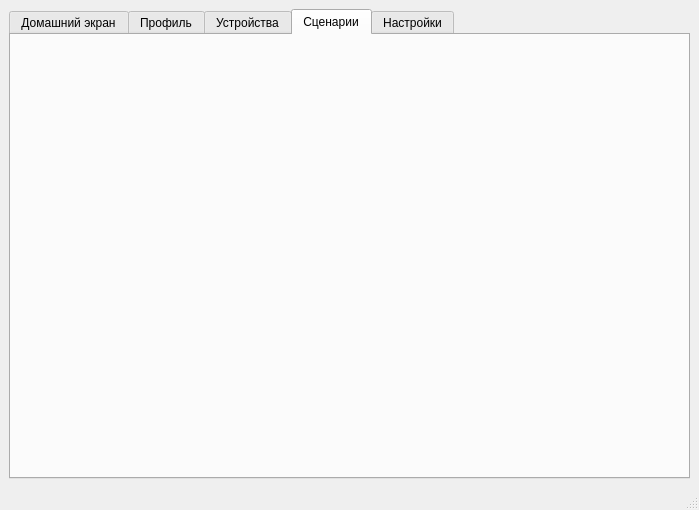
The window that mainwindow.ui (MrFireDeN/SmartHome) describes before a commit, drawn with Qt 5.
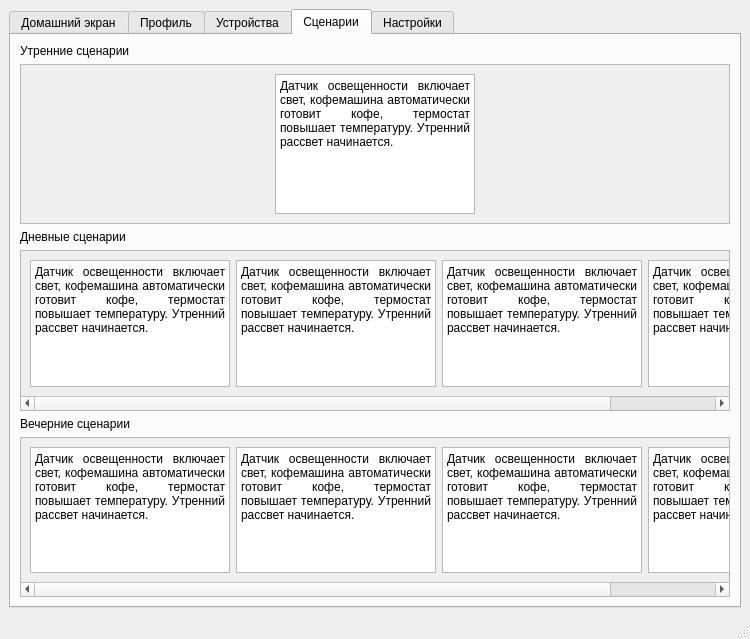
The same window after the commit. The open tabs and pages were chosen to show the change.

Commit message: init: создана вкладка сценарии

Patch:
```diff
--- a/mainwindow.ui
+++ b/mainwindow.ui
@@ -6,16 +6,16 @@
    <rect>
     <x>0</x>
     <y>0</y>
-    <width>699</width>
-    <height>510</height>
+    <width>750</width>
+    <height>639</height>
    </rect>
   </property>
   <property name="windowTitle">
    <string>Умный дом</string>
   </property>
   <widget class="QWidget" name="centralwidget">
-   <layout class="QGridLayout" name="gridLayout_3">
-    <item row="0" column="0">
+   <layout class="QHBoxLayout" name="horizontalLayout">
+    <item>
      <widget class="QTabWidget" name="tabWidget">
       <property name="currentIndex">
        <number>0</number>
@@ -239,6 +239,347 @@
        <attribute name="title">
         <string>Сценарии</string>
        </attribute>
+       <layout class="QVBoxLayout" name="verticalLayout_5">
+        <item>
+         <widget class="QLabel" name="labelMorningScript">
+          <property name="text">
+           <string>Утренние сценарии</string>
+          </property>
+         </widget>
+        </item>
+        <item>
+         <widget class="QScrollArea" name="scrollAreaMorningScript">
+          <property name="minimumSize">
+           <size>
+            <width>0</width>
+            <height>150</height>
+           </size>
+          </property>
+          <property name="widgetResizable">
+           <bool>true</bool>
+          </property>
+          <widget class="QWidget" name="scrollAreaWidgetMorningScript">
+           <property name="geometry">
+            <rect>
+             <x>0</x>
+             <y>0</y>
+             <width>708</width>
+             <height>149</height>
+            </rect>
+           </property>
+           <layout class="QHBoxLayout" name="horizontalLayout_5">
+            <item>
+             <widget class="QTextBrowser" name="morningScript_1">
+              <property name="minimumSize">
+               <size>
+                <width>200</width>
+                <height>0</height>
+               </size>
+              </property>
+              <property name="maximumSize">
+               <size>
+                <width>200</width>
+                <height>16777215</height>
+               </size>
+              </property>
+              <property name="autoFillBackground">
+               <bool>false</bool>
+              </property>
+              <property name="html">
+               <string>&lt;!DOCTYPE HTML PUBLIC &quot;-//W3C//DTD HTML 4.0//EN&quot; &quot;http://www.w3.org/TR/REC-html40/strict.dtd&quot;&gt;
+&lt;html&gt;&lt;head&gt;&lt;meta name=&quot;qrichtext&quot; content=&quot;1&quot; /&gt;&lt;meta charset=&quot;utf-8&quot; /&gt;&lt;style type=&quot;text/css&quot;&gt;
+p, li { white-space: pre-wrap; }
+hr { height: 1px; border-width: 0; }
+li.unchecked::marker { content: &quot;\2610&quot;; }
+li.checked::marker { content: &quot;\2612&quot;; }
+&lt;/style&gt;&lt;/head&gt;&lt;body style=&quot; font-family:'Segoe UI'; font-size:9pt; font-weight:400; font-style:normal;&quot;&gt;
+&lt;p align=&quot;justify&quot; style=&quot; margin-top:0px; margin-bottom:0px; margin-left:0px; margin-right:0px; -qt-block-indent:0; text-indent:0px;&quot;&gt;Датчик освещенности включает свет, кофемашина автоматически готовит кофе, термостат повышает температуру. Утренний рассвет начинается.&lt;/p&gt;&lt;/body&gt;&lt;/html&gt;</string>
+              </property>
+             </widget>
+            </item>
+           </layout>
+          </widget>
+         </widget>
+        </item>
+        <item>
+         <widget class="QLabel" name="labelDayScript">
+          <property name="text">
+           <string>Дневные сценарии</string>
+          </property>
+         </widget>
+        </item>
+        <item>
+         <widget class="QScrollArea" name="scrollAreaDayScript">
+          <property name="minimumSize">
+           <size>
+            <width>0</width>
+            <height>150</height>
+           </size>
+          </property>
+          <property name="widgetResizable">
+           <bool>true</bool>
+          </property>
+          <widget class="QWidget" name="scrollAreaWidgetDayScript">
+           <property name="geometry">
+            <rect>
+             <x>0</x>
+             <y>0</y>
+             <width>836</width>
+             <height>134</height>
+            </rect>
+           </property>
+           <layout class="QHBoxLayout" name="horizontalLayout_6">
+            <item>
+             <widget class="QTextBrowser" name="dayScript_1">
+              <property name="minimumSize">
+               <size>
+                <width>200</width>
+                <height>0</height>
+               </size>
+              </property>
+              <property name="maximumSize">
+               <size>
+                <width>200</width>
+                <height>16777215</height>
+               </size>
+              </property>
+              <property name="html">
+               <string>&lt;!DOCTYPE HTML PUBLIC &quot;-//W3C//DTD HTML 4.0//EN&quot; &quot;http://www.w3.org/TR/REC-html40/strict.dtd&quot;&gt;
+&lt;html&gt;&lt;head&gt;&lt;meta name=&quot;qrichtext&quot; content=&quot;1&quot; /&gt;&lt;meta charset=&quot;utf-8&quot; /&gt;&lt;style type=&quot;text/css&quot;&gt;
+p, li { white-space: pre-wrap; }
+hr { height: 1px; border-width: 0; }
+li.unchecked::marker { content: &quot;\2610&quot;; }
+li.checked::marker { content: &quot;\2612&quot;; }
+&lt;/style&gt;&lt;/head&gt;&lt;body style=&quot; font-family:'Segoe UI'; font-size:9pt; font-weight:400; font-style:normal;&quot;&gt;
+&lt;p align=&quot;justify&quot; style=&quot; margin-top:0px; margin-bottom:0px; margin-left:0px; margin-right:0px; -qt-block-indent:0; text-indent:0px;&quot;&gt;Датчик освещенности включает свет, кофемашина автоматически готовит кофе, термостат повышает температуру. Утренний рассвет начинается.&lt;/p&gt;&lt;/body&gt;&lt;/html&gt;</string>
+              </property>
+             </widget>
+            </item>
+            <item>
+             <widget class="QTextBrowser" name="dayScript_2">
+              <property name="minimumSize">
+               <size>
+                <width>200</width>
+                <height>0</height>
+               </size>
+              </property>
+              <property name="maximumSize">
+               <size>
+                <width>200</width>
+                <height>16777215</height>
+               </size>
+              </property>
+              <property name="html">
+               <string>&lt;!DOCTYPE HTML PUBLIC &quot;-//W3C//DTD HTML 4.0//EN&quot; &quot;http://www.w3.org/TR/REC-html40/strict.dtd&quot;&gt;
+&lt;html&gt;&lt;head&gt;&lt;meta name=&quot;qrichtext&quot; content=&quot;1&quot; /&gt;&lt;meta charset=&quot;utf-8&quot; /&gt;&lt;style type=&quot;text/css&quot;&gt;
+p, li { white-space: pre-wrap; }
+hr { height: 1px; border-width: 0; }
+li.unchecked::marker { content: &quot;\2610&quot;; }
+li.checked::marker { content: &quot;\2612&quot;; }
+&lt;/style&gt;&lt;/head&gt;&lt;body style=&quot; font-family:'Segoe UI'; font-size:9pt; font-weight:400; font-style:normal;&quot;&gt;
+&lt;p align=&quot;justify&quot; style=&quot; margin-top:0px; margin-bottom:0px; margin-left:0px; margin-right:0px; -qt-block-indent:0; text-indent:0px;&quot;&gt;Датчик освещенности включает свет, кофемашина автоматически готовит кофе, термостат повышает температуру. Утренний рассвет начинается.&lt;/p&gt;&lt;/body&gt;&lt;/html&gt;</string>
+              </property>
+             </widget>
+            </item>
+            <item>
+             <widget class="QTextBrowser" name="dayScript_3">
+              <property name="minimumSize">
+               <size>
+                <width>200</width>
+                <height>0</height>
+               </size>
+              </property>
+              <property name="maximumSize">
+               <size>
+                <width>200</width>
+                <height>16777215</height>
+               </size>
+              </property>
+              <property name="autoFillBackground">
+               <bool>false</bool>
+              </property>
+              <property name="html">
+               <string>&lt;!DOCTYPE HTML PUBLIC &quot;-//W3C//DTD HTML 4.0//EN&quot; &quot;http://www.w3.org/TR/REC-html40/strict.dtd&quot;&gt;
+&lt;html&gt;&lt;head&gt;&lt;meta name=&quot;qrichtext&quot; content=&quot;1&quot; /&gt;&lt;meta charset=&quot;utf-8&quot; /&gt;&lt;style type=&quot;text/css&quot;&gt;
+p, li { white-space: pre-wrap; }
+hr { height: 1px; border-width: 0; }
+li.unchecked::marker { content: &quot;\2610&quot;; }
+li.checked::marker { content: &quot;\2612&quot;; }
+&lt;/style&gt;&lt;/head&gt;&lt;body style=&quot; font-family:'Segoe UI'; font-size:9pt; font-weight:400; font-style:normal;&quot;&gt;
+&lt;p align=&quot;justify&quot; style=&quot; margin-top:0px; margin-bottom:0px; margin-left:0px; margin-right:0px; -qt-block-indent:0; text-indent:0px;&quot;&gt;Датчик освещенности включает свет, кофемашина автоматически готовит кофе, термостат повышает температуру. Утренний рассвет начинается.&lt;/p&gt;&lt;/body&gt;&lt;/html&gt;</string>
+              </property>
+             </widget>
+            </item>
+            <item>
+             <widget class="QTextBrowser" name="dayScript_4">
+              <property name="minimumSize">
+               <size>
+                <width>200</width>
+                <height>0</height>
+               </size>
+              </property>
+              <property name="maximumSize">
+               <size>
+                <width>200</width>
+                <height>16777215</height>
+               </size>
+              </property>
+              <property name="html">
+               <string>&lt;!DOCTYPE HTML PUBLIC &quot;-//W3C//DTD HTML 4.0//EN&quot; &quot;http://www.w3.org/TR/REC-html40/strict.dtd&quot;&gt;
+&lt;html&gt;&lt;head&gt;&lt;meta name=&quot;qrichtext&quot; content=&quot;1&quot; /&gt;&lt;meta charset=&quot;utf-8&quot; /&gt;&lt;style type=&quot;text/css&quot;&gt;
+p, li { white-space: pre-wrap; }
+hr { height: 1px; border-width: 0; }
+li.unchecked::marker { content: &quot;\2610&quot;; }
+li.checked::marker { content: &quot;\2612&quot;; }
+&lt;/style&gt;&lt;/head&gt;&lt;body style=&quot; font-family:'Segoe UI'; font-size:9pt; font-weight:400; font-style:normal;&quot;&gt;
+&lt;p align=&quot;justify&quot; style=&quot; margin-top:0px; margin-bottom:0px; margin-left:0px; margin-right:0px; -qt-block-indent:0; text-indent:0px;&quot;&gt;Датчик освещенности включает свет, кофемашина автоматически готовит кофе, термостат повышает температуру. Утренний рассвет начинается.&lt;/p&gt;&lt;/body&gt;&lt;/html&gt;</string>
+              </property>
+             </widget>
+            </item>
+           </layout>
+          </widget>
+         </widget>
+        </item>
+        <item>
+         <widget class="QLabel" name="labelEveningScript">
+          <property name="text">
+           <string>Вечерние сценарии</string>
+          </property>
+         </widget>
+        </item>
+        <item>
+         <widget class="QScrollArea" name="scrollAreaEveningScript">
+          <property name="minimumSize">
+           <size>
+            <width>0</width>
+            <height>150</height>
+           </size>
+          </property>
+          <property name="widgetResizable">
+           <bool>true</bool>
+          </property>
+          <widget class="QWidget" name="scrollAreaWidgetEveningScript">
+           <property name="geometry">
+            <rect>
+             <x>0</x>
+             <y>0</y>
+             <width>836</width>
+             <height>135</height>
+            </rect>
+           </property>
+           <layout class="QHBoxLayout" name="horizontalLayout_12">
+            <item>
+             <widget class="QTextBrowser" name="eveningScript_1">
+              <property name="minimumSize">
+               <size>
+                <width>200</width>
+                <height>0</height>
+               </size>
+              </property>
+              <property name="maximumSize">
+               <size>
+                <width>200</width>
+                <height>16777215</height>
+               </size>
+              </property>
+              <property name="autoFillBackground">
+               <bool>false</bool>
+              </property>
+              <property name="html">
+               <string>&lt;!DOCTYPE HTML PUBLIC &quot;-//W3C//DTD HTML 4.0//EN&quot; &quot;http://www.w3.org/TR/REC-html40/strict.dtd&quot;&gt;
+&lt;html&gt;&lt;head&gt;&lt;meta name=&quot;qrichtext&quot; content=&quot;1&quot; /&gt;&lt;meta charset=&quot;utf-8&quot; /&gt;&lt;style type=&quot;text/css&quot;&gt;
+p, li { white-space: pre-wrap; }
+hr { height: 1px; border-width: 0; }
+li.unchecked::marker { content: &quot;\2610&quot;; }
+li.checked::marker { content: &quot;\2612&quot;; }
+&lt;/style&gt;&lt;/head&gt;&lt;body style=&quot; font-family:'Segoe UI'; font-size:9pt; font-weight:400; font-style:normal;&quot;&gt;
+&lt;p align=&quot;justify&quot; style=&quot; margin-top:0px; margin-bottom:0px; margin-left:0px; margin-right:0px; -qt-block-indent:0; text-indent:0px;&quot;&gt;Датчик освещенности включает свет, кофемашина автоматически готовит кофе, термостат повышает температуру. Утренний рассвет начинается.&lt;/p&gt;&lt;/body&gt;&lt;/html&gt;</string>
+              </property>
+             </widget>
+            </item>
+            <item>
+             <widget class="QTextBrowser" name="eveningScript_2">
+              <property name="minimumSize">
+               <size>
+                <width>200</width>
+                <height>0</height>
+               </size>
+              </property>
+              <property name="maximumSize">
+               <size>
+                <width>200</width>
+                <height>16777215</height>
+               </size>
+              </property>
+              <property name="html">
+               <string>&lt;!DOCTYPE HTML PUBLIC &quot;-//W3C//DTD HTML 4.0//EN&quot; &quot;http://www.w3.org/TR/REC-html40/strict.dtd&quot;&gt;
+&lt;html&gt;&lt;head&gt;&lt;meta name=&quot;qrichtext&quot; content=&quot;1&quot; /&gt;&lt;meta charset=&quot;utf-8&quot; /&gt;&lt;style type=&quot;text/css&quot;&gt;
+p, li { white-space: pre-wrap; }
+hr { height: 1px; border-width: 0; }
+li.unchecked::marker { content: &quot;\2610&quot;; }
+li.checked::marker { content: &quot;\2612&quot;; }
+&lt;/style&gt;&lt;/head&gt;&lt;body style=&quot; font-family:'Segoe UI'; font-size:9pt; font-weight:400; font-style:normal;&quot;&gt;
+&lt;p align=&quot;justify&quot; style=&quot; margin-top:0px; margin-bottom:0px; margin-left:0px; margin-right:0px; -qt-block-indent:0; text-indent:0px;&quot;&gt;Датчик освещенности включает свет, кофемашина автоматически готовит кофе, термостат повышает температуру. Утренний рассвет начинается.&lt;/p&gt;&lt;/body&gt;&lt;/html&gt;</string>
+              </property>
+             </widget>
+            </item>
+            <item>
+             <widget class="QTextBrowser" name="eveningScript_3">
+              <property name="minimumSize">
+               <size>
+                <width>200</width>
+                <height>0</height>
+               </size>
+              </property>
+              <property name="maximumSize">
+               <size>
+                <width>200</width>
+                <height>16777215</height>
+               </size>
+              </property>
+              <property name="html">
+               <string>&lt;!DOCTYPE HTML PUBLIC &quot;-//W3C//DTD HTML 4.0//EN&quot; &quot;http://www.w3.org/TR/REC-html40/strict.dtd&quot;&gt;
+&lt;html&gt;&lt;head&gt;&lt;meta name=&quot;qrichtext&quot; content=&quot;1&quot; /&gt;&lt;meta charset=&quot;utf-8&quot; /&gt;&lt;style type=&quot;text/css&quot;&gt;
+p, li { white-space: pre-wrap; }
+hr { height: 1px; border-width: 0; }
+li.unchecked::marker { content: &quot;\2610&quot;; }
+li.checked::marker { content: &quot;\2612&quot;; }
+&lt;/style&gt;&lt;/head&gt;&lt;body style=&quot; font-family:'Segoe UI'; font-size:9pt; font-weight:400; font-style:normal;&quot;&gt;
+&lt;p align=&quot;justify&quot; style=&quot; margin-top:0px; margin-bottom:0px; margin-left:0px; margin-right:0px; -qt-block-indent:0; text-indent:0px;&quot;&gt;Датчик освещенности включает свет, кофемашина автоматически готовит кофе, термостат повышает температуру. Утренний рассвет начинается.&lt;/p&gt;&lt;/body&gt;&lt;/html&gt;</string>
+              </property>
+             </widget>
+            </item>
+            <item>
+             <widget class="QTextBrowser" name="eveningScript_4">
+              <property name="minimumSize">
+               <size>
+                <width>200</width>
+                <height>0</height>
+               </size>
+              </property>
+              <property name="maximumSize">
+               <size>
+                <width>200</width>
+                <height>16777215</height>
+               </size>
+              </property>
+              <property name="html">
+               <string>&lt;!DOCTYPE HTML PUBLIC &quot;-//W3C//DTD HTML 4.0//EN&quot; &quot;http://www.w3.org/TR/REC-html40/strict.dtd&quot;&gt;
+&lt;html&gt;&lt;head&gt;&lt;meta name=&quot;qrichtext&quot; content=&quot;1&quot; /&gt;&lt;meta charset=&quot;utf-8&quot; /&gt;&lt;style type=&quot;text/css&quot;&gt;
+p, li { white-space: pre-wrap; }
+hr { height: 1px; border-width: 0; }
+li.unchecked::marker { content: &quot;\2610&quot;; }
+li.checked::marker { content: &quot;\2612&quot;; }
+&lt;/style&gt;&lt;/head&gt;&lt;body style=&quot; font-family:'Segoe UI'; font-size:9pt; font-weight:400; font-style:normal;&quot;&gt;
+&lt;p align=&quot;justify&quot; style=&quot; margin-top:0px; margin-bottom:0px; margin-left:0px; margin-right:0px; -qt-block-indent:0; text-indent:0px;&quot;&gt;Датчик освещенности включает свет, кофемашина автоматически готовит кофе, термостат повышает температуру. Утренний рассвет начинается.&lt;/p&gt;&lt;/body&gt;&lt;/html&gt;</string>
+              </property>
+             </widget>
+            </item>
+           </layout>
+          </widget>
+         </widget>
+        </item>
+       </layout>
       </widget>
       <widget class="QWidget" name="settings">
        <attribute name="title">
```
Left out of the diff: 20 changed lines with no effect on the pictures. Lines whose indentation alone changed are shown as unchanged. The commit also changes 3 other files.
